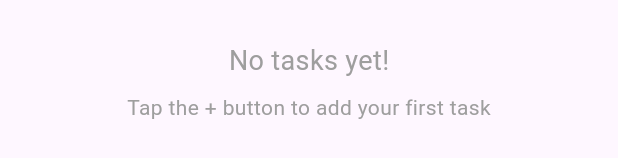
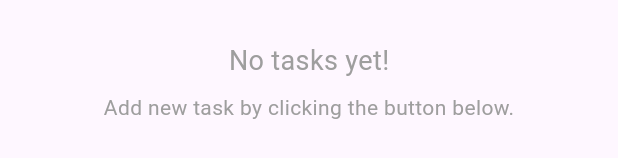
Before and after one commit to jeeesher/checklist_to_do_app, a Flutter app: the EmptyTaskState widget shown alone on an empty page, opened directly, on a phone screen of 412 x 824 dp. Shown: the part 596-754 px from the top of the screen. Run offline on Flutter 3.47's test engine with Material 3 defaults, Android fonts, the phone set to English and light mode, and no system bars; our stand-ins replace flutter_bloc, shared_preferences; accounts and stored records are empty.

Commit message:
Changed text

```diff
--- a/lib/module/main/presentation/page/widgets/empty_task.dart
+++ b/lib/module/main/presentation/page/widgets/empty_task.dart
@@ -17,7 +17,7 @@ class EmptyTaskState extends StatelessWidget {
           ),
           SizedBox(height: 8),
           Text(
-            'Tap the + button to add your first task',
+            'Add new task by clicking the button below.',
             style: TextStyle(color: Colors.grey),
           ),
         ],
```
